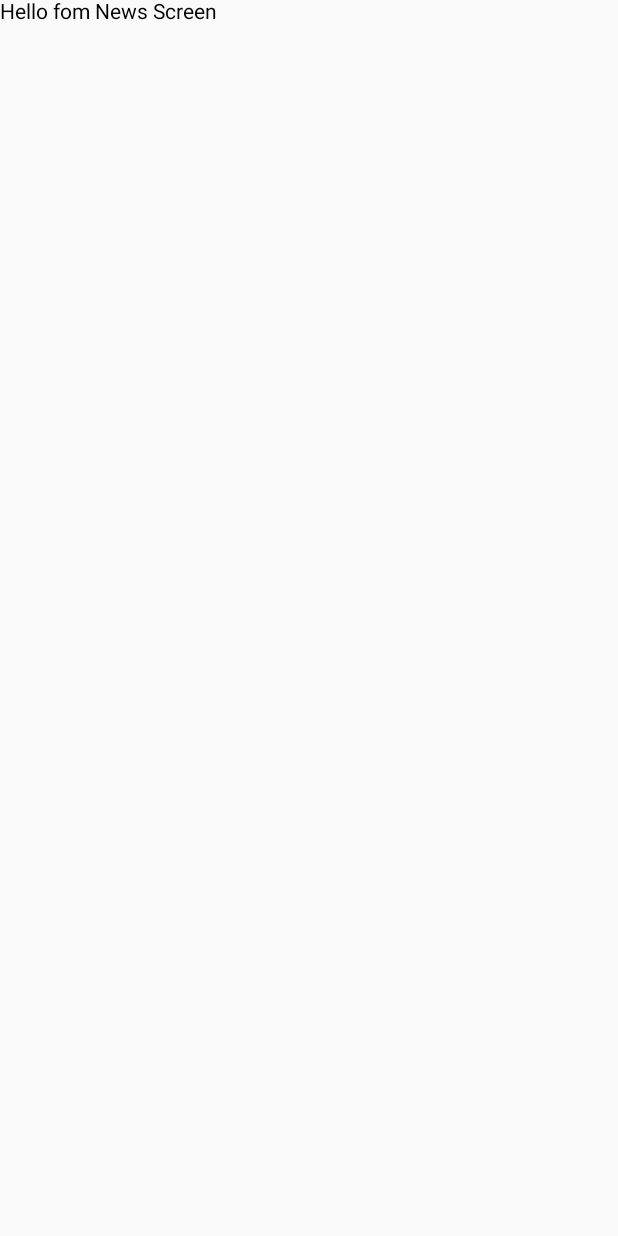
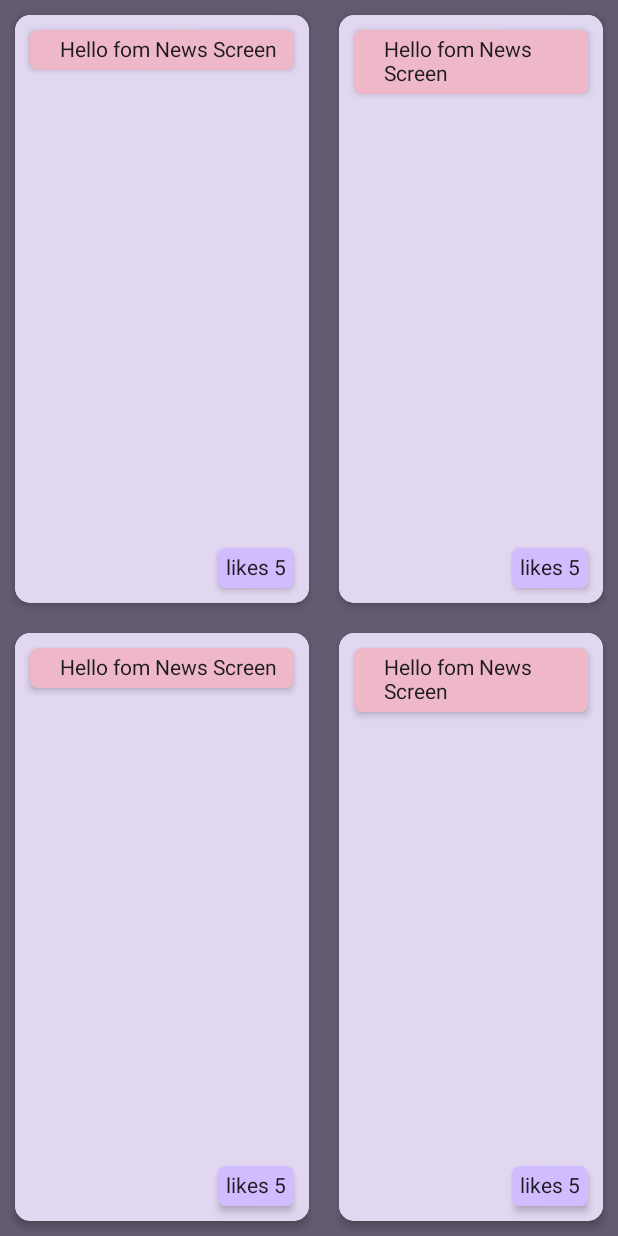
Before and after one commit to IP-115-Popov/Astronomical_Reference_Book_3000, an Android app built with Jetpack Compose: the screen it shows after launch (MainActivity), on a phone screen of 412 x 824 dp. Before the commit the screen is almost empty. Run offline under Robolectric (Android 15) with nearby library versions, the phone set to English and light mode, and no system bars.

Commit message:
Update NewsScreen, NewsCard UI

```diff
--- a/app/src/main/java/ru/sergey/astronomicalreferencebook3000/presentation/MainActivity.kt
+++ b/app/src/main/java/ru/sergey/astronomicalreferencebook3000/presentation/MainActivity.kt
@@ -11,7 +11,7 @@ import androidx.compose.ui.tooling.preview.Preview
 import androidx.navigation.compose.NavHost
 import androidx.navigation.compose.rememberNavController
 import androidx.navigation.compose.composable
-import ru.sergey.astronomicalreferencebook3000.presentation.screens.newsScreen
+import ru.sergey.astronomicalreferencebook3000.presentation.screens.NewsScreen
 
 class MainActivity : ComponentActivity() {
     override fun onCreate(savedInstanceState: Bundle?) {
@@ -28,7 +28,7 @@ fun Main() {
     val navController = rememberNavController()
     Column {
         NavHost(navController = navController, startDestination  = NavRoutes.NewsScreen.route) {
-            composable(NavRoutes.NewsScreen.route) { newsScreen() }
+            composable(NavRoutes.NewsScreen.route) { NewsScreen() }
         }
     }
 }
--- a/app/src/main/java/ru/sergey/astronomicalreferencebook3000/presentation/screens/NewsScreen.kt
+++ b/app/src/main/java/ru/sergey/astronomicalreferencebook3000/presentation/screens/NewsScreen.kt
@@ -1,12 +1,90 @@
 package ru.sergey.astronomicalreferencebook3000.presentation.screens
 
+import android.content.Context
+import androidx.compose.foundation.background
+import androidx.compose.foundation.layout.Column
+import androidx.compose.foundation.layout.Row
+import androidx.compose.foundation.layout.Spacer
+import androidx.compose.foundation.layout.fillMaxHeight
+import androidx.compose.foundation.layout.fillMaxSize
+import androidx.compose.foundation.layout.fillMaxWidth
+import androidx.compose.foundation.layout.padding
+import androidx.compose.foundation.shape.RoundedCornerShape
+import androidx.compose.material3.Surface
 import androidx.compose.material3.Text
 import androidx.compose.runtime.Composable
+import androidx.compose.ui.Alignment
+import androidx.compose.ui.Modifier
+import androidx.compose.ui.draw.clip
+import androidx.compose.ui.draw.shadow
+import androidx.compose.ui.res.stringResource
+import androidx.compose.ui.tooling.preview.Preview
+import androidx.compose.ui.unit.dp
 import androidx.lifecycle.viewmodel.compose.viewModel
+import ru.sergey.astronomicalreferencebook3000.R
 import ru.sergey.astronomicalreferencebook3000.presentation.ViewModels.NewsViewModel
+import ru.sergey.astronomicalreferencebook3000.presentation.theme.Pink80
+import ru.sergey.astronomicalreferencebook3000.presentation.theme.Purple80
+import ru.sergey.astronomicalreferencebook3000.presentation.theme.PurpleGrey120
+import ru.sergey.astronomicalreferencebook3000.presentation.theme.PurpleGrey40
+import ru.sergey.astronomicalreferencebook3000.presentation.theme.PurpleGrey80
 
+@Preview(showBackground = true, showSystemUi = true)
 @Composable
-fun newsScreen(vm: NewsViewModel = viewModel())
+fun NewsScreen(vm: NewsViewModel = viewModel())
 {
-    Text(text = vm.helloText)
+    Column(modifier = Modifier.fillMaxSize()) {
+        Row(modifier = Modifier
+            .background(PurpleGrey40)
+            .fillMaxWidth()
+            .fillMaxHeight(0.5f)){
+            NewsCard(vm.helloText, modifier = Modifier
+                .fillMaxHeight()
+                .fillMaxWidth(0.5f))
+            NewsCard(vm.helloText, modifier = Modifier.fillMaxSize())
+        }
+        Row(modifier = Modifier
+            .background(PurpleGrey40)
+            .fillMaxWidth()
+            .fillMaxHeight()) {
+            NewsCard(vm.helloText, modifier = Modifier
+                .fillMaxHeight()
+                .fillMaxWidth(0.5f))
+            NewsCard(vm.helloText, modifier = Modifier.fillMaxSize())
+        }
+    }
 }
+@Composable
+fun NewsCard(text : String, modifier: Modifier = Modifier)
+{
+    val defaultModifier = Modifier
+        .padding(10.dp)
+        .shadow(3.dp,RoundedCornerShape(10.dp))
+        .clip(RoundedCornerShape(10.dp))
+
+
+
+    Surface(defaultModifier.then(modifier)) {
+        Column(modifier = Modifier.background(PurpleGrey120)) {
+            Text(text = text, modifier = Modifier
+                .padding(10.dp)
+                .fillMaxWidth()
+                .shadow(3.dp,RoundedCornerShape(5.dp))
+                .clip(RoundedCornerShape(5.dp))
+                .background(Pink80)
+                .padding(start = 20.dp, end = 10.dp, top = 5.dp, bottom = 5.dp))
+            Spacer(modifier = Modifier.weight(1f))
+            Text(
+                text =  stringResource(R.string.likes, 5)
+                ,modifier = Modifier
+                .padding(10.dp)
+                .align(alignment = Alignment.End)
+                .shadow(3.dp,RoundedCornerShape(5.dp))
+                .clip(RoundedCornerShape(5.dp))
+                .background(Purple80)
+                .padding(5.dp)
+            )
+        }
+
+    }
+}
--- a/app/src/main/java/ru/sergey/astronomicalreferencebook3000/presentation/theme/Color.kt
+++ b/app/src/main/java/ru/sergey/astronomicalreferencebook3000/presentation/theme/Color.kt
@@ -1,6 +1,8 @@
 package ru.sergey.astronomicalreferencebook3000.presentation.theme
 
 import androidx.compose.ui.graphics.Color
+
+val PurpleGrey120 = Color(0xFFE1D7F1)
 
 val Purple80 = Color(0xFFD0BCFF)
 val PurpleGrey80 = Color(0xFFCCC2DC)
--- a/app/src/main/res/values/strings.xml
+++ b/app/src/main/res/values/strings.xml
@@ -1,3 +1,4 @@
 <resources>
     <string name="app_name">Astronomical Reference Book 3000</string>
+    <string name="likes">likes %1$d</string>
 </resources>
```
